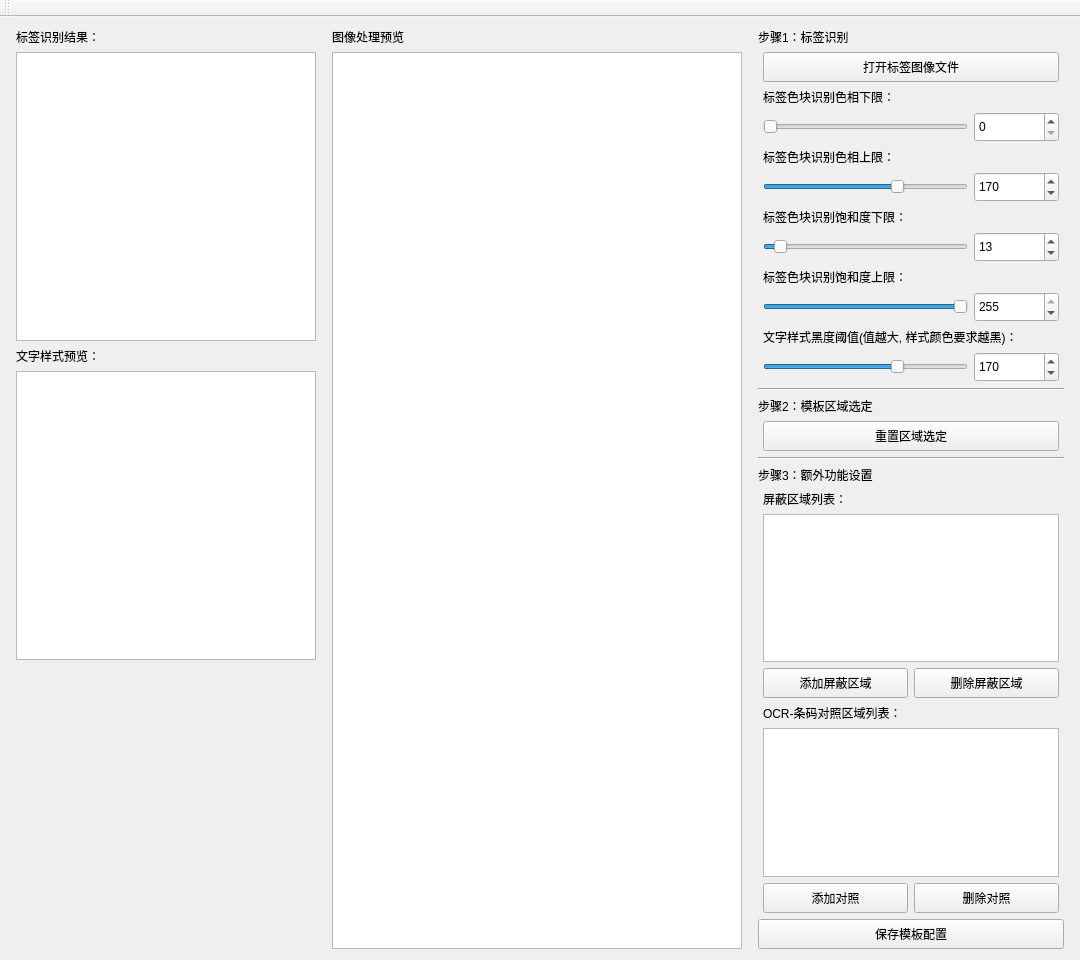
The window that QtUI/TemplateEditor.ui (h13-0/label_checker) describes before a commit, drawn with Qt 5.
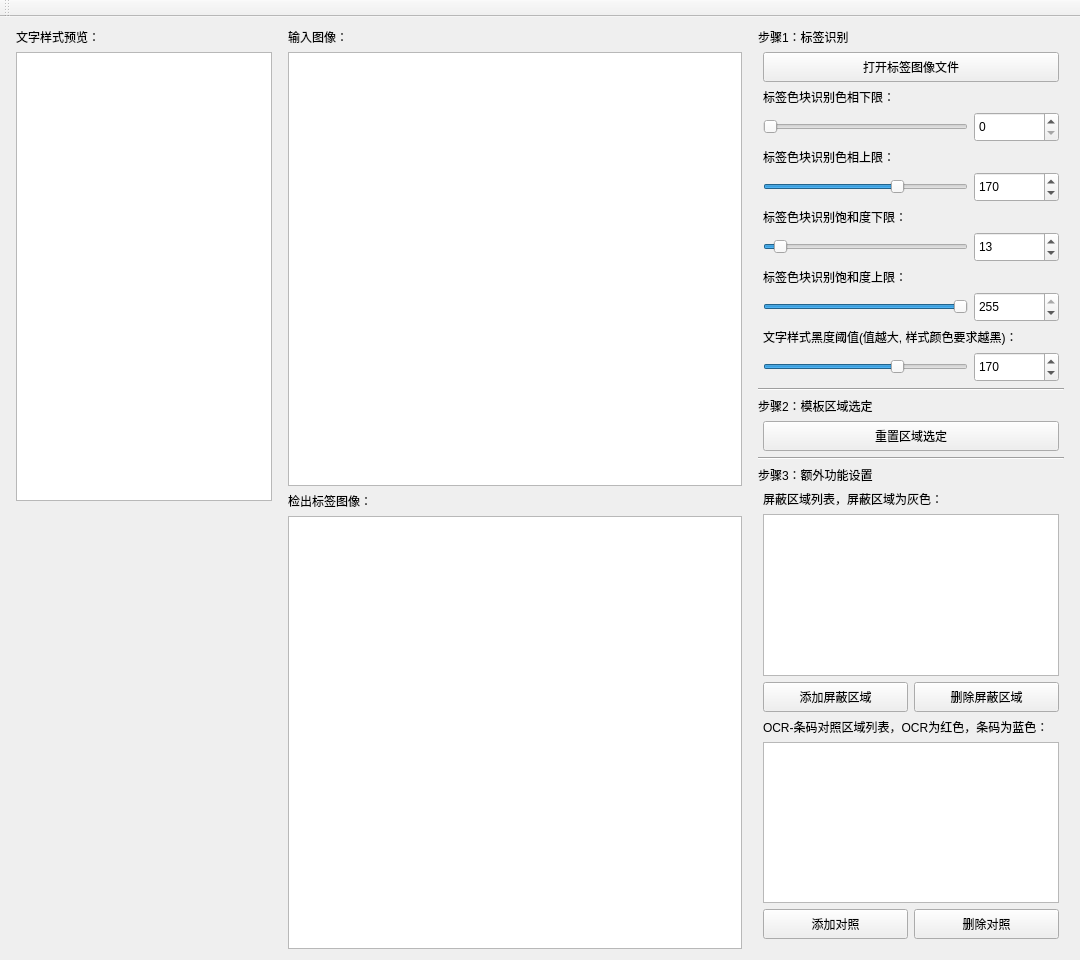
The same window after the commit.

The edit to the form file:
```diff
--- a/QtUI/TemplateEditor.ui
+++ b/QtUI/TemplateEditor.ui
@@ -40,30 +40,13 @@
    </property>
    <layout class="QHBoxLayout" name="horizontalLayout_3" stretch="0,3,0">
     <item>
-     <layout class="QVBoxLayout" name="verticalLayout_3" stretch="0,0,0,0,0">
+     <layout class="QVBoxLayout" name="verticalLayout_3" stretch="0,0,0">
       <property name="leftMargin">
        <number>5</number>
       </property>
       <property name="rightMargin">
        <number>5</number>
       </property>
-      <item>
-       <widget class="QLabel" name="label_6">
-        <property name="text">
-         <string>标签识别结果：</string>
-        </property>
-       </widget>
-      </item>
-      <item>
-       <widget class="QGraphicsView" name="TemplateGraphicView">
-        <property name="minimumSize">
-         <size>
-          <width>300</width>
-          <height>150</height>
-         </size>
-        </property>
-       </widget>
-      </item>
       <item>
        <widget class="QLabel" name="label_3">
         <property name="text">
@@ -106,12 +89,29 @@
       <item>
        <widget class="QLabel" name="label_5">
         <property name="text">
-         <string>图像处理预览</string>
+         <string>输入图像：</string>
         </property>
        </widget>
       </item>
       <item>
-       <widget class="QGraphicsView" name="MainGraphicView"/>
+       <widget class="QGraphicsView" name="InputGraphicView"/>
+      </item>
+      <item>
+       <widget class="QLabel" name="label_10">
+        <property name="text">
+         <string>检出标签图像：</string>
+        </property>
+       </widget>
+      </item>
+      <item>
+       <widget class="QGraphicsView" name="TemplateGraphicView">
+        <property name="minimumSize">
+         <size>
+          <width>300</width>
+          <height>150</height>
+         </size>
+        </property>
+       </widget>
       </item>
      </layout>
     </item>
@@ -452,7 +452,7 @@
         <item>
          <widget class="QLabel" name="label_7">
           <property name="text">
-           <string>屏蔽区域列表：</string>
+           <string>屏蔽区域列表，屏蔽区域为灰色：</string>
           </property>
          </widget>
         </item>
@@ -511,7 +511,7 @@
         <item>
          <widget class="QLabel" name="label_8">
           <property name="text">
-           <string>OCR-条码对照区域列表：</string>
+           <string>OCR-条码对照区域列表，OCR为红色，条码为蓝色：</string>
           </property>
          </widget>
         </item>
@@ -566,19 +566,6 @@
         </property>
        </spacer>
       </item>
-      <item>
-       <widget class="QPushButton" name="pushButton_3">
-        <property name="minimumSize">
-         <size>
-          <width>0</width>
-          <height>30</height>
-         </size>
-        </property>
-        <property name="text">
-         <string>保存模板配置</string>
-        </property>
-       </widget>
-      </item>
      </layout>
     </item>
    </layout>
```
Left out of the diff: 8 changed lines with no effect on the pictures.
